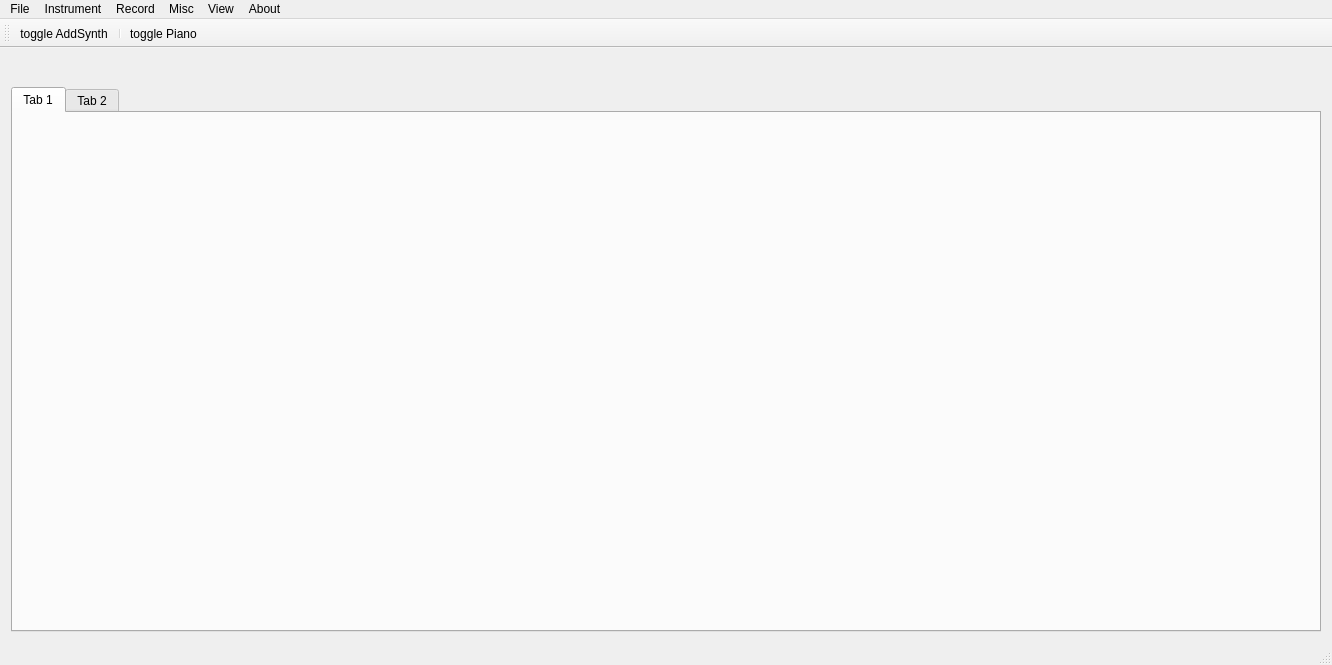
Above: src/UI_Qt/mainwindow.ui from wtrsltnk/zyn before the change. Below: the same form after it.
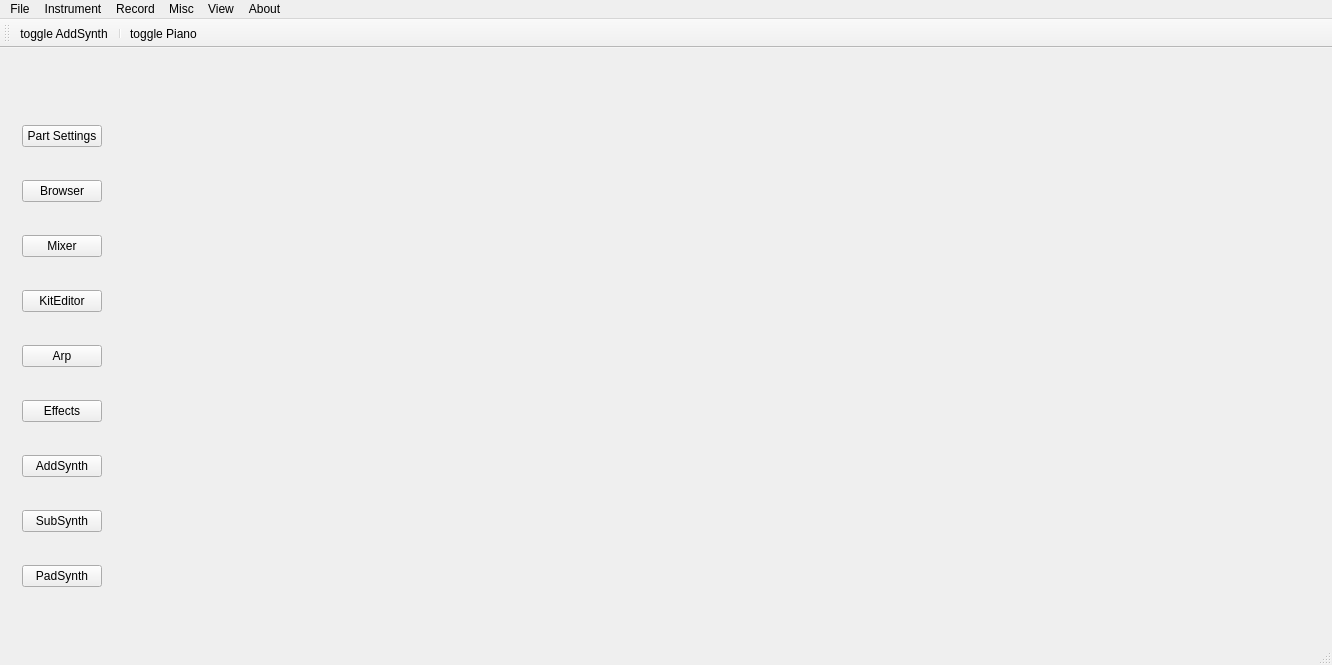
That is the form after the change. Icons and pictures are not drawn. Custom widgets are drawn as their Qt base class.

Commit message: Temporary commit, not working.

What changed in the file:
```diff
--- a/src/UI_Qt/mainwindow.ui
+++ b/src/UI_Qt/mainwindow.ui
@@ -28,21 +28,105 @@
      </widget>
     </item>
     <item>
-     <widget class="QTabWidget" name="tabWidget">
-      <property name="currentIndex">
-       <number>0</number>
-      </property>
-      <widget class="QWidget" name="tab">
-       <attribute name="title">
-        <string>Tab 1</string>
-       </attribute>
-      </widget>
-      <widget class="QWidget" name="tab_2">
-       <attribute name="title">
-        <string>Tab 2</string>
-       </attribute>
-      </widget>
-     </widget>
+     <layout class="QHBoxLayout" name="horizontalLayout_3">
+      <item>
+       <widget class="QWidget" name="widget_4" native="true">
+        <property name="sizePolicy">
+         <sizepolicy hsizetype="Maximum" vsizetype="Minimum">
+          <horstretch>0</horstretch>
+          <verstretch>0</verstretch>
+         </sizepolicy>
+        </property>
+        <layout class="QVBoxLayout" name="verticalLayout_2">
+         <item>
+          <widget class="QPushButton" name="pushButton_3">
+           <property name="text">
+            <string>Part Settings</string>
+           </property>
+          </widget>
+         </item>
+         <item>
+          <layout class="QGridLayout" name="gridLayout"/>
+         </item>
+         <item>
+          <widget class="QPushButton" name="pushButton_2">
+           <property name="text">
+            <string>Browser</string>
+           </property>
+          </widget>
+         </item>
+         <item>
+          <widget class="QPushButton" name="pushButton">
+           <property name="text">
+            <string>Mixer</string>
+           </property>
+          </widget>
+         </item>
+         <item>
+          <widget class="QPushButton" name="pushButton_4">
+           <property name="text">
+            <string>KitEditor</string>
+           </property>
+          </widget>
+         </item>
+         <item>
+          <layout class="QGridLayout" name="gridLayout_2"/>
+         </item>
+         <item>
+          <widget class="QPushButton" name="pushButton_5">
+           <property name="text">
+            <string>Arp</string>
+           </property>
+          </widget>
+         </item>
+         <item>
+          <widget class="QPushButton" name="pushButton_6">
+           <property name="text">
+            <string>Effects</string>
+           </property>
+          </widget>
+         </item>
+         <item>
+          <widget class="QPushButton" name="addSynthBtn">
+           <property name="text">
+            <string>AddSynth</string>
+           </property>
+          </widget>
+         </item>
+         <item>
+          <layout class="QGridLayout" name="gridLayout_3"/>
+         </item>
+         <item>
+          <widget class="QPushButton" name="pushButton_8">
+           <property name="text">
+            <string>SubSynth</string>
+           </property>
+          </widget>
+         </item>
+         <item>
+          <widget class="QPushButton" name="pushButton_9">
+           <property name="text">
+            <string>PadSynth</string>
+           </property>
+          </widget>
+         </item>
+        </layout>
+       </widget>
+      </item>
+      <item>
+       <widget class="QWidget" name="centerWidget" native="true">
+        <property name="sizePolicy">
+         <sizepolicy hsizetype="Preferred" vsizetype="Expanding">
+          <horstretch>0</horstretch>
+          <verstretch>0</verstretch>
+         </sizepolicy>
+        </property>
+       </widget>
+      </item>
+     </layout>
+    </item>
+    <item>
+     <widget class="QWidget" name="bottomWidget" native="true"/>
     </item>
    </layout>
   </widget>
```
Left out of the diff: 4 changed lines with no effect on the pictures. The commit also changes 1 other file.
